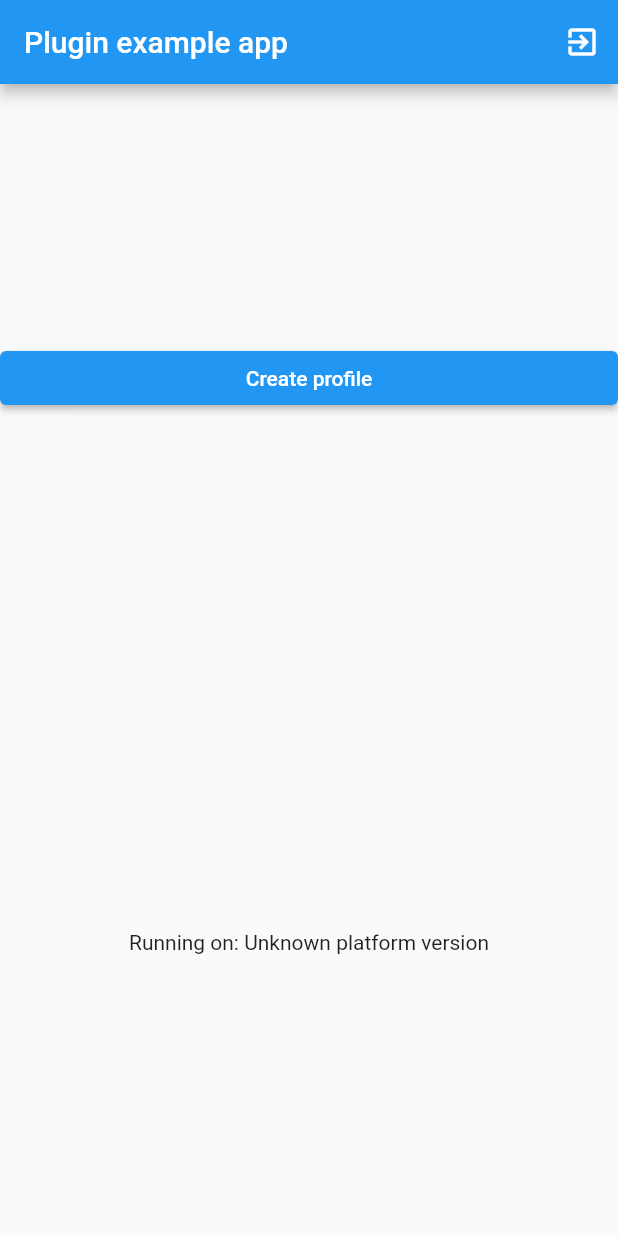
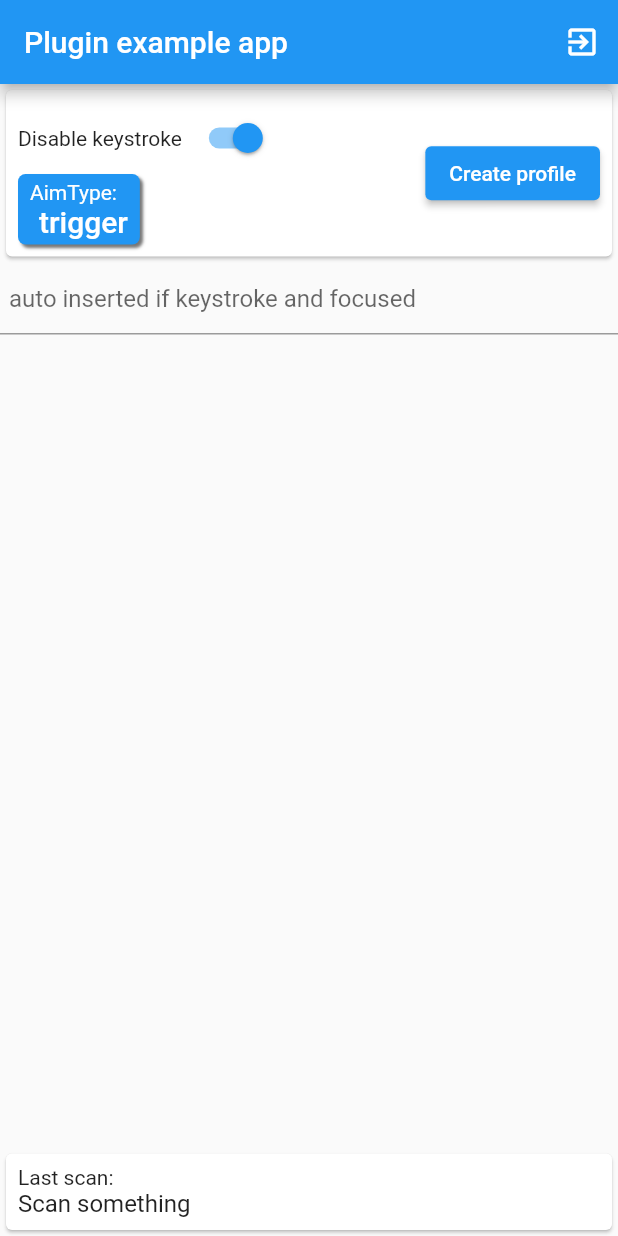
Before and after one commit to Rokke/scanwedge, a Flutter app: the screen it shows after launch, after a tap on "Create profile", on a phone screen of 412 x 824 dp. Run offline on Flutter 3.47's test engine with Material 2 defaults, Android fonts, the phone set to English and light mode, and no system bars.

Commit message:
Refactoring og android code Added resume, suspend, enable and disable scanner disable/enable keystroke aimtype barcode_plugin

```diff
--- a/example/lib/main.dart
+++ b/example/lib/main.dart
@@ -1,8 +1,9 @@
-import 'dart:async';
 import 'dart:developer';
+import 'dart:io';
 
 import 'package:flutter/material.dart';
-import 'package:flutter/services.dart';
+import 'package:scanwedge/models/aimtype.dart';
+import 'package:scanwedge/models/barcode_plugin.dart';
 import 'package:scanwedge/scanwedge.dart';
 
 void main() {
@@ -17,31 +18,17 @@ class MyApp extends StatefulWidget {
 }
 
 class _MyAppState extends State<MyApp> {
-  String _platformVersion = 'Unknown';
   final _scanwedgePlugin = Scanwedge();
+  final notifierDisableKeystroke = ValueNotifier(true);
+  final notifierAimType = ValueNotifier(AimType.trigger);
 
   @override
   void initState() {
     super.initState();
-    initPlatformState();
-  }
-
-  Future<void> initPlatformState() async {
-    String platformVersion;
-    try {
-      platformVersion = await _scanwedgePlugin.getPlatformVersion() ?? 'Unknown platform version';
-    } on PlatformException {
-      platformVersion = 'Failed to get platform version.';
-    }
-    if (!mounted) return;
-
-    setState(() {
-      _platformVersion = platformVersion;
-    });
   }
 
   _createProfile() async {
-    log('_createProfile()-${_scanwedgePlugin.createProfile(ScanProfile(profileName: 'TestProfile'))}');
+    log('_createProfile()-${_scanwedgePlugin.createProfile(ScanProfile(profileName: 'TestProfile', disableKeystroke: notifierDisableKeystroke.value, packageName: 'no.talgoe.scanwedge.scanwedge_example', barcodePlugin: BarcodePlugin(aimType: notifierAimType.value)))}');
   }
 
   @override
@@ -51,16 +38,97 @@ class _MyAppState extends State<MyApp> {
         appBar: AppBar(
           title: const Text('Plugin example app'),
           actions: [
-            IconButton(onPressed: () => Navigator.of(context).pop(), icon: const Icon(Icons.exit_to_app)),
+            IconButton(onPressed: () => exit(0), icon: const Icon(Icons.exit_to_app)),
           ],
         ),
         body: Column(
           crossAxisAlignment: CrossAxisAlignment.stretch,
-          mainAxisAlignment: MainAxisAlignment.spaceAround,
+          // mainAxisAlignment: MainAxisAlignment.spaceAround,
           children: [
-            ElevatedButton(onPressed: _createProfile, child: const Text('Create profile')),
-            Center(
-              child: Text('Running on: $_platformVersion\n'),
+            // ElevatedButton(onPressed: _scanwedgePlugin.test, child: const Text('Create profile')),
+            Card(
+                child: Padding(
+              padding: const EdgeInsets.all(8.0),
+              child: Row(
+                // crossAxisAlignment: CrossAxisAlignment.end,
+                mainAxisAlignment: MainAxisAlignment.spaceBetween,
+                children: [
+                  Flexible(
+                    child: Column(
+                      crossAxisAlignment: CrossAxisAlignment.start,
+                      mainAxisSize: MainAxisSize.min,
+                      children: [
+                        Row(
+                          mainAxisSize: MainAxisSize.min,
+                          children: [
+                            const Text('Disable keystroke'),
+                            const SizedBox(width: 5),
+                            ValueListenableBuilder(
+                                valueListenable: notifierDisableKeystroke,
+                                builder: (context, disableKeyboard, _) => Switch(value: disableKeyboard, onChanged: (value) => notifierDisableKeystroke.value = value)),
+                          ],
+                        ),
+                        ValueListenableBuilder(
+                            valueListenable: notifierAimType,
+                            builder: (context, aimType, _) => PopupMenuButton(
+                                  elevation: 4,
+                                  padding: const EdgeInsets.all(5),
+                                  itemBuilder: ((context) => AimType.values
+                                      .map((e) => PopupMenuItem(
+                                            value: e,
+                                            child: Text(e.toString().split('.').last),
+                                          ))
+                                      .toList()),
+                                  child: Container(
+                                    padding: const EdgeInsets.symmetric(vertical: 4, horizontal: 8),
+                                    decoration: BoxDecoration(
+                                        color: Colors.blue, borderRadius: BorderRadius.circular(5), boxShadow: const [BoxShadow(offset: Offset(2, 2), blurRadius: 1, color: Colors.black54)]),
+                                    child: Column(
+                                      mainAxisSize: MainAxisSize.min,
+                                      crossAxisAlignment: CrossAxisAlignment.start,
+                                      children: [
+                                        Text('AimType:', style: Theme.of(context).textTheme.bodyMedium?.copyWith(color: Colors.white)),
+                                        Padding(
+                                          padding: const EdgeInsets.only(left: 6.0),
+                                          child: Text(aimType.toString().split('.').last, style: Theme.of(context).textTheme.titleLarge?.copyWith(color: Colors.white)),
+                                        ),
+                                      ],
+                                    ),
+                                  ),
+                                  onSelected: (newAimType) => notifierAimType.value = newAimType,
+                                )),
+                      ],
+                    ),
+                  ),
+                  ElevatedButton(onPressed: _createProfile, child: const Text('Create profile')),
+                ],
+              ),
+            )),
+            TextFormField(
+              decoration: const InputDecoration(hintText: 'auto inserted if keystroke and focused', contentPadding: EdgeInsets.symmetric(horizontal: 6)),
+            ),
+            const Expanded(child: SizedBox()),
+            Card(
+              child: Padding(
+                padding: const EdgeInsets.all(8.0),
+                child: Column(
+                  mainAxisSize: MainAxisSize.min,
+                  crossAxisAlignment: CrossAxisAlignment.start,
+                  children: [
+                    const Text('Last scan:'),
+                    StreamBuilder(
+                        stream: _scanwedgePlugin.stream,
+                        builder: ((context, snapshot) => Text(
+                              snapshot.hasData
+                                  ? snapshot.data.toString()
+                                  : snapshot.hasError
+                                      ? snapshot.error.toString()
+                                      : 'Scan something',
+                              style: Theme.of(context).textTheme.titleMedium,
+                            ))),
+                  ],
+                ),
+              ),
             ),
           ],
         ),
--- /dev/null
+++ b/lib/models/aimtype.dart
@@ -0,0 +1,11 @@
+enum AimType {
+  trigger, // = '0';
+  timedHold, // = '1';
+  timedRelease, // = '2';
+  pressAndRelease, // = '3';
+  presentation, // = '4';
+  continuousRead, // = '5';
+  pressAndSustain, // = '6';
+  pressAndContinue, // = '7';
+  timedContinuous, // = '8';
+}
--- /dev/null
+++ b/lib/models/barcode_plugin.dart
@@ -0,0 +1,19 @@
+import 'package:scanwedge/models/aimtype.dart';
+
+class BarcodePlugin {
+  final AimType aimType;
+  final int timeoutBetweenScans;
+
+  BarcodePlugin({this.aimType = AimType.trigger, this.timeoutBetweenScans = 0});
+  Map<String, dynamic> get toMap => {
+        'PARAM_LIST': {
+          'scanner_selection': 'auto',
+          'scanner_input_enabled': 'true',
+          'aim_type': AimType.values.indexOf(aimType).toString(),
+          if (timeoutBetweenScans > 0) 'same_barcode_timeout': timeoutBetweenScans.toString(),
+          // if (aimType == AimType.presentation) 'scene_detect_qualifier': '1',
+        },
+        'PLUGIN_NAME': 'BARCODE',
+        'RESET_CONFIG': 'true'
+      };
+}
--- a/lib/models/scanprofile.dart
+++ b/lib/models/scanprofile.dart
@@ -1,6 +1,55 @@
+import 'dart:convert';
+import 'dart:developer';
+
+import 'package:flutter/foundation.dart';
+import 'package:scanwedge/models/barcode_plugin.dart';
+import 'package:scanwedge/scanwedge_channel.dart';
+
 class ScanProfile {
-  final String profileName;
+  static const datawedgeSendSetConfig = 'com.symbol.datawedge.api.SET_CONFIG';
+  // static const datawedgeSendAction = 'com.symbol.datawedge.api.SET_CONFIG';
+  static const profileIntentAction = 'no.talgoe.scanwedge.scanwedge.SCAN';
+  final bool disableKeystroke;
+  final String profileName, packageName;
+  final BarcodePlugin? barcodePlugin;
   final String configMode;
+  ScanProfile({required this.profileName, this.configMode = ProfileCreateType.createIfNotExist, this.disableKeystroke = false, this.barcodePlugin, required this.packageName});
+  Future<bool> sendCommands(ScanwedgeChannel scanWedge) async {
+    debugPrint('ScanProfile()');
+    final json = {
+      'PROFILE_NAME': profileName,
+      'PROFILE_ENABLED': 'true',
+      'CONFIG_MODE': configMode,
+      'PLUGIN_CONFIG': [
+        {
+          'PARAM_LIST': {'keystroke_output_enabled': (!disableKeystroke).toString()},
+          'PLUGIN_NAME': 'KEYSTROKE'
+        },
+        if (barcodePlugin != null) barcodePlugin!.toMap,
+        {
+          'PARAM_LIST': {
+            'intent_output_enabled': 'true',
+            'intent_action': profileIntentAction,
+            'intent_delivery': '2',
+          },
+          'PLUGIN_NAME': 'INTENT',
+          'RESET_CONFIG': 'true'
+        }
+      ],
+      'APP_LIST': packageName,
+      'RESET_CONFIG': 'true'
+    };
+    log('ScanProfile: ${jsonEncode(json)}');
+    await scanWedge.sendCommandBundle(command: datawedgeSendSetConfig, parameter: json, sendResult: true);
+    return true;
+  }
 
-  ScanProfile({required this.profileName, this.configMode = 'UPDATE'});
+  Map<String, dynamic> getProfile(Map<String, dynamic> child, {String childKeyName = 'PLUGIN_CONFIG'}) =>
+      {'PROFILE_NAME': profileName, 'PROFILE_ENABLED': 'true', 'CONFIG_MODE': configMode, childKeyName: child};
 }
+
+abstract class ProfileCreateType {
+  static const update = 'UPDATE';
+  static const createIfNotExist = 'CREATE_IF_NOT_EXIST';
+  static const overwrite = 'OVERWRITE';
+}
--- /dev/null
+++ b/lib/scancommands.dart
@@ -0,0 +1,10 @@
+import 'package:scanwedge/scanwedge_channel.dart';
+
+class ScanCommands {
+  static const scannerInputPlugin = 'com.symbol.datawedge.api.SCANNER_INPUT_PLUGIN';
+  static Future<bool> enableScanner() => ScanwedgeChannel.instance.sendCommand(command: scannerInputPlugin, parameter: 'ENABLE_PLUGIN');
+  static Future<bool> disableScanner() => ScanwedgeChannel.instance.sendCommand(command: scannerInputPlugin, parameter: 'DISABLE_PLUGIN');
+  static Future<bool> suspendScanner() => ScanwedgeChannel.instance.sendCommand(command: scannerInputPlugin, parameter: 'SUSPEND_PLUGIN');
+  static Future<bool> resumeScanner() => ScanwedgeChannel.instance.sendCommand(command: scannerInputPlugin, parameter: 'RESUME_PLUGIN');
+  static Future<bool> toggleScanning() => ScanwedgeChannel.instance.toggleScanning();
+}
--- a/lib/scanwedge.dart
+++ b/lib/scanwedge.dart
@@ -1,19 +1,21 @@
 import 'package:scanwedge/models/scanprofile.dart';
-
-import 'scanwedge_platform_interface.dart';
+import 'package:scanwedge/models/scanresult.dart';
+import 'package:scanwedge/scancommands.dart';
+import 'package:scanwedge/scanwedge_channel.dart';
 
 export 'package:scanwedge/models/scanprofile.dart';
+export 'package:scanwedge/models/scanresult.dart';
 
 class Scanwedge {
-  Future<String?> getPlatformVersion() {
-    return ScanwedgePlatform.instance.getPlatformVersion();
-  }
+  Scanwedge();
+  Stream<ScanResult> get stream => ScanwedgeChannel.instance.stream;
+  // Future<String?> getPlatformVersion() => ScanwedgeChannel.instance.getPlatformVersion();
+  // Future<bool> sendCommand(ScanProfile profile) =>ScanwedgePlatform.instance.sendCommand(command: profile.command, parameter: profile.parameter);
 
-  Future<bool> createProfile(ScanProfile profile) {
-    return ScanwedgePlatform.instance.createProfile(profileName: profile.profileName);
-  }
-
-  Future<bool> toggleScan() {
-    return ScanwedgePlatform.instance.toggleScanning();
-  }
+  Future<bool> createProfile(ScanProfile profile) => profile.sendCommands(ScanwedgeChannel.instance);
+  Future<bool> toggleScanning() => ScanCommands.toggleScanning();
+  Future<void> disableScanner() => ScanCommands.disableScanner();
+  Future<void> enableScanner() => ScanCommands.enableScanner();
+  Future<void> suspendScanner() => ScanCommands.suspendScanner();
+  Future<void> resumeScanner() => ScanCommands.resumeScanner();
 }
--- /dev/null
+++ b/lib/scanwedge_channel.dart
@@ -0,0 +1,46 @@
+import 'dart:async';
+import 'dart:developer';
+
+import 'package:flutter/foundation.dart';
+import 'package:flutter/services.dart';
+import 'package:scanwedge/models/scanresult.dart';
+
+class ScanwedgeChannel {
+  static const channel = 'scanwedge';
+  static final ScanwedgeChannel instance = ScanwedgeChannel._init();
+  final MethodChannel _methodChannel = const MethodChannel(channel);
+  final _streamController = StreamController<ScanResult>();
+  Stream<ScanResult> get stream => _streamController.stream;
+  ScanwedgeChannel._init() {
+    _methodChannel.setMethodCallHandler(_methodHandler);
+  }
+  Future<void> _methodHandler(MethodCall call) async {
+    debugPrint("_methodHandler($call, ${call.arguments})-${call.method}");
+    log("_methodHandler($call, ${call.arguments})");
+    switch (call.method) {
+      case "test":
+        log("test kalt: ${call.arguments}");
+        break;
+      case "scan":
+        debugPrint("scan method ${call.arguments.runtimeType}");
+        final scanResult = ScanResult.fromDatawedge(call.arguments);
+        debugPrint("scan: $scanResult");
+        _streamController.add(scanResult);
+        break;
+      default:
+        debugPrint("invalid method: ${call.method}");
+        break;
+    }
+  }
+
+  Future<String?> getPlatformVersion() async => await _methodChannel.invokeMethod<String>('getPlatformVersion');
+
+  Future<bool> createProfile({required String profileName, required String packageName}) async =>
+      await _methodChannel.invokeMethod<bool>('createProfile', {'profileName': profileName, 'packageName': packageName}) ?? false;
+
+  Future<bool> toggleScanning() async => await _methodChannel.invokeMethod<bool>('toggleScan') ?? false;
+
+  Future<bool> sendCommand({required String command, required String parameter}) async => await _methodChannel.invokeMethod<bool>('sendCommand', {'command': command, 'parameter': parameter}) ?? false;
+  Future<bool> sendCommandBundle({required String command, required Map<String, dynamic> parameter, required bool sendResult}) async =>
+      await _methodChannel.invokeMethod<bool>('sendCommandBundle', {'command': command, 'parameter': parameter, 'sendResult': sendResult}) ?? false;
+}
--- a/lib/scanwedge_method_channel.dart
+++ /dev/null
@@ -1,29 +0,0 @@
-import 'package:flutter/foundation.dart';
-import 'package:flutter/services.dart';
-
-import 'scanwedge_platform_interface.dart';
-
-/// An implementation of [ScanwedgePlatform] that uses method channels.
-class MethodChannelScanwedge extends ScanwedgePlatform {
-  /// The method channel used to interact with the native platform.
-  @visibleForTesting
-  final methodChannel = const MethodChannel('scanwedge');
-
-  @override
-  Future<String?> getPlatformVersion() async {
-    final version = await methodChannel.invokeMethod<String>('getPlatformVersion');
-    return version;
-  }
-
-  @override
-  Future<bool> createProfile({required String profileName}) async {
-    final res = await methodChannel.invokeMethod<bool>('createProfile', {'name': profileName});
-    return res ?? false;
-  }
-
-  @override
-  Future<bool> toggleScanning() async {
-    final res = await methodChannel.invokeMethod<bool>('toggleScan');
-    return res ?? false;
-  }
-}
--- a/lib/scanwedge_platform_interface.dart
+++ /dev/null
@@ -1,22 +0,0 @@
-import 'package:plugin_platform_interface/plugin_platform_interface.dart';
-
-import 'scanwedge_method_channel.dart';
-
-abstract class ScanwedgePlatform extends PlatformInterface {
-  ScanwedgePlatform() : super(token: _token);
-
-  static final Object _token = Object();
-
-  static ScanwedgePlatform _instance = MethodChannelScanwedge();
-
-  static ScanwedgePlatform get instance => _instance;
-
-  static set instance(ScanwedgePlatform instance) {
-    PlatformInterface.verifyToken(instance, _token);
-    _instance = instance;
-  }
-
-  Future<String?> getPlatformVersion();
-  Future<bool> createProfile({required String profileName});
-  Future<bool> toggleScanning();
-}
```
Also changed, not shown: lib/models/scanresult.dart (added, +192 -0 lines), pubspec.yaml (+0 -31 lines), 6 other files.
